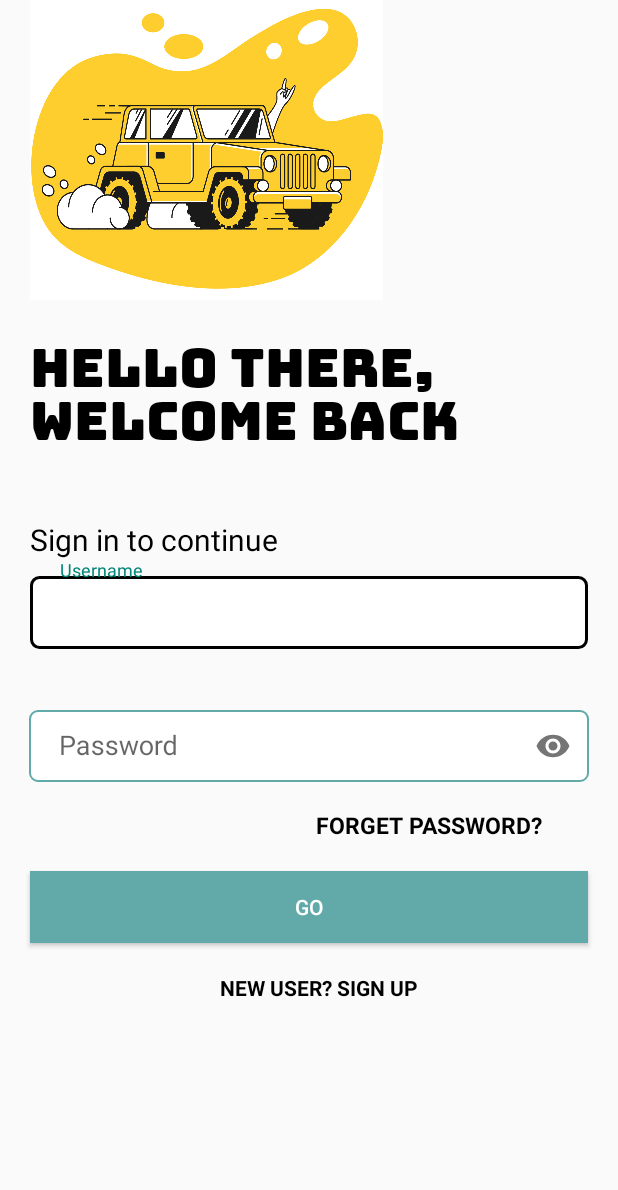
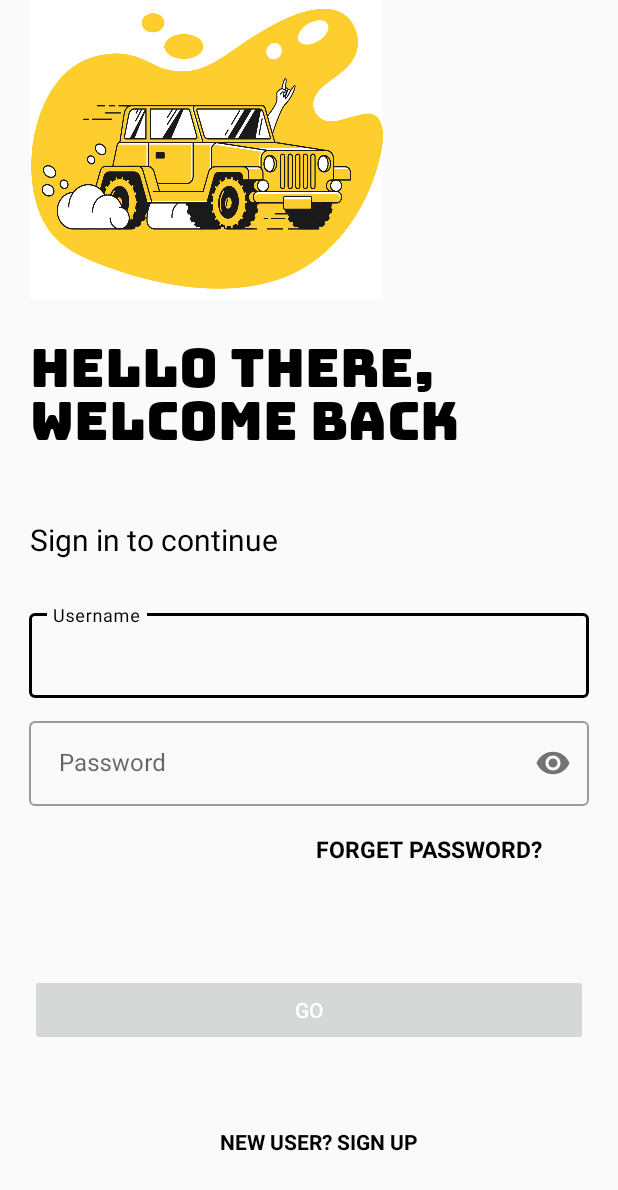
Before and after one commit to karimovArlen/fickw, an Android app: the layout activity_main.xml on its own in the app's theme, with its tools: preview values and no code run, on a phone screen of 412 x 824 dp. Shown: the top 1190 px of the screen. Run offline under Robolectric (Android 15) with nearby library versions, the phone set to English and light mode, and no system bars.

Commit message:
all changes

```diff
--- a/app/build.gradle
+++ b/app/build.gradle
@@ -35,4 +35,6 @@ dependencies {
     testImplementation 'junit:junit:4.13.2'
     androidTestImplementation 'androidx.test.ext:junit:1.1.3'
     androidTestImplementation 'androidx.test.espresso:espresso-core:3.4.0'
+    implementation 'com.github.bumptech.glide:glide:4.12.0'
+    annotationProcessor 'com.github.bumptech.glide:compiler:4.12.0'
 }
--- a/app/src/main/AndroidManifest.xml
+++ b/app/src/main/AndroidManifest.xml
@@ -1,6 +1,7 @@
 <?xml version="1.0" encoding="utf-8"?>
 <manifest xmlns:android="http://schemas.android.com/apk/res/android"
     package="com.example.lesson13mounth">
+    <uses-permission android:name="android.permission.INTERNET"/>
 
     <application
         android:allowBackup="true"
--- a/app/src/main/java/com/example/lesson13mounth/MainActivity.java
+++ b/app/src/main/java/com/example/lesson13mounth/MainActivity.java
@@ -9,7 +9,9 @@ import android.text.Editable;
 import android.text.TextWatcher;
 import android.widget.Button;
 import android.widget.EditText;
+import android.widget.ImageView;
 
+import com.bumptech.glide.Glide;
 import com.google.android.material.textfield.TextInputEditText;
 import com.google.android.material.textfield.TextInputLayout;
 
@@ -17,6 +19,7 @@ public class MainActivity extends AppCompatActivity {
 
     private Button go;
     private TextInputEditText pass_btn , user_btn;
+    private ImageView car;
 
     @Override
     protected void onCreate(Bundle savedInstanceState) {
@@ -24,7 +27,10 @@ public class MainActivity extends AppCompatActivity {
         setContentView(R.layout.activity_main);
         user_btn = findViewById(R.id.f1);
         pass_btn = findViewById(R.id.f2);
+        car = findViewById(R.id.car_img);
         go = findViewById(R.id.GO);
+
+        Glide.with(this).load("https://i.pinimg.com/474x/23/ab/a6/23aba60b66ef08174bb7455c4a8a2d2f.jpg").into(car);
 
 
         user_btn.addTextChangedListener(new TextWatcher() {
@@ -54,6 +60,7 @@ public class MainActivity extends AppCompatActivity {
 
 
         }
+
     });
     }
 }
--- a/app/src/main/res/drawable/box_for_item.xml
+++ b/app/src/main/res/drawable/box_for_item.xml
@@ -1,6 +1,6 @@
 <?xml version="1.0" encoding="utf-8"?>
 <shape xmlns:android="http://schemas.android.com/apk/res/android">
     <solid android:color="@color/teal_200"/>
-    <corners android:radius="5dp"/>
+    <corners android:radius="5sp"/>
 
 </shape>
--- a/app/src/main/res/drawable/granik.xml
+++ b/app/src/main/res/drawable/granik.xml
@@ -3,16 +3,16 @@
   <item android:state_enabled="true" android:state_focused="true">
       <shape android:shape="rectangle">
           <solid android:color="@color/white"/>
-           <corners android:radius="5dp"/>
-          <stroke android:color="@color/black" android:width="2dp"/>
+           <corners android:radius="5sp"/>
+          <stroke android:color="@color/black" android:width="2sp"/>
       </shape>
   </item>
 
     <item android:state_enabled="true">
       <shape android:shape="rectangle">
           <solid android:color="@color/white"/>
-           <corners android:radius="5dp"/>
-          <stroke android:color="@color/teal_700" android:width="1.5dp"/>
+           <corners android:radius="5sp"/>
+          <stroke android:color="@color/teal_700" android:width="1.5sp"/>
       </shape>
   </item>
 </selector>
--- a/app/src/main/res/drawable/u7tu.xml
+++ /dev/null
@@ -1,4 +0,0 @@
-<?xml version="1.0" encoding="utf-8"?>
-<selector xmlns:android="http://schemas.android.com/apk/res/android">
-
-</selector>
--- a/app/src/main/res/layout/activity_main.xml
+++ b/app/src/main/res/layout/activity_main.xml
@@ -9,9 +9,9 @@
 
     <ImageView
         android:id="@+id/car_img"
-        android:layout_width="235dp"
-        android:layout_height="200dp"
-        android:layout_marginStart="20dp"
+        android:layout_width="235sp"
+        android:layout_height="200sp"
+        android:layout_marginStart="20sp"
         android:background="@drawable/img"
         app:layout_constraintStart_toStartOf="parent"
         app:layout_constraintTop_toTopOf="parent" />
@@ -21,8 +21,7 @@
         android:id="@+id/hello_there"
         android:layout_width="wrap_content"
         android:layout_height="wrap_content"
-        android:layout_marginStart="20dp"
-
+        android:layout_marginStart="20sp"
         android:fontFamily="@font/fuck"
         android:text="HELLO THERE,
        \nWELCOME BACK"
@@ -32,11 +31,12 @@
         app:layout_constraintTop_toBottomOf="@id/car_img" />
 
     <TextView
+
         android:id="@+id/sign"
         android:layout_width="wrap_content"
         android:layout_height="wrap_content"
-        android:layout_marginTop="20dp"
-        android:paddingStart="20dp"
+        android:layout_marginTop="20sp"
+        android:paddingStart="20sp"
         android:text="Sign in to continue"
         android:textColor="@color/black"
         android:textSize="20sp"
@@ -45,21 +45,19 @@
 
     <com.google.android.material.textfield.TextInputLayout
         android:id="@+id/username"
+        style="@style/Widget.MaterialComponents.TextInputLayout.OutlinedBox"
         android:layout_width="match_parent"
         android:layout_height="wrap_content"
-        app:layout_constraintTop_toBottomOf="@id/sign"
-        >
+        android:layout_marginHorizontal="19sp"
+        android:layout_marginTop="30sp"
+        app:endIconMode="clear_text"
+        app:layout_constraintTop_toBottomOf="@id/sign">
+
         <com.google.android.material.textfield.TextInputEditText
             android:id="@+id/f1"
             android:layout_width="match_parent"
             android:layout_height="wrap_content"
-            android:background="@drawable/granik"
-            android:layout_marginHorizontal="20sp"
-            android:hint="Username"
-            android:paddingStart="20sp"
-            android:paddingVertical="12sp"
-            android:layout_marginTop="20sp"
-            android:layout_marginVertical="20sp">
+            android:hint="Username">
 
         </com.google.android.material.textfield.TextInputEditText>
 
@@ -68,6 +66,7 @@
 
     <com.google.android.material.textfield.TextInputLayout
         android:id="@+id/dop"
+        style="@style/Widget.MaterialComponents.TextInputLayout.OutlinedBox"
         android:layout_width="match_parent"
         android:layout_height="wrap_content"
         android:layout_marginHorizontal="19sp"
@@ -78,12 +77,10 @@
         <com.google.android.material.textfield.TextInputEditText
             android:id="@+id/f2"
             android:layout_width="match_parent"
+            android:layout_height="wrap_content"
+            android:hint="Password"
             android:inputType="textPassword"
-            android:layout_height="wrap_content"
-            android:paddingStart="20sp"
-            android:background="@drawable/granik"
-            android:hint="Password"
-             />
+            android:paddingStart="20sp" />
 
 
     </com.google.android.material.textfield.TextInputLayout>
@@ -93,8 +90,8 @@
         android:id="@+id/forget_password"
         android:layout_width="wrap_content"
         android:layout_height="wrap_content"
-        android:paddingTop="18dp"
-        android:paddingEnd="50dp"
+        android:paddingTop="18sp"
+        android:paddingEnd="50sp"
         android:text="FORGET PASSWORD?"
         android:textColor="@color/black"
         android:textSize="15sp"
@@ -106,22 +103,26 @@
         android:id="@+id/GO"
         android:layout_width="match_parent"
         android:layout_height="wrap_content"
-        android:layout_marginHorizontal="20dp"
-        android:layout_marginTop="20dp"
-        android:background="@color/teal_700"
+        android:layout_marginHorizontal="20sp"
+        android:layout_marginVertical="80sp"
+        android:layout_marginTop="20sp"
+        android:enabled="false"
         android:text="GO"
+        android:textColor="@color/white"
+        app:layout_constraintBottom_toBottomOf="@id/helo"
         app:layout_constraintStart_toStartOf="parent"
-        android:textColor="@color/white"
         app:layout_constraintTop_toBottomOf="@id/forget_password" />
 
     <TextView
+        android:id="@+id/helo"
         android:layout_width="wrap_content"
         android:layout_height="wrap_content"
-        android:layout_marginHorizontal="133dp"
-        android:layout_marginVertical="20dp"
+        android:layout_marginHorizontal="133sp"
+        android:layout_marginVertical="20sp"
         android:text="NEW USER? SIGN UP"
         android:textColor="@color/black"
         android:textStyle="bold"
+        app:layout_constraintBottom_toBottomOf="parent"
         app:layout_constraintEnd_toEndOf="parent"
         app:layout_constraintTop_toBottomOf="@id/GO" />
 
--- a/app/src/main/res/values/colors.xml
+++ b/app/src/main/res/values/colors.xml
@@ -4,7 +4,9 @@
     <color name="purple_500">#FF6200EE</color>
     <color name="purple_700">#FF3700B3</color>
     <color name="teal_200">#FF03DAC5</color>
-    <color name="teal_700">#61AAA9</color>
+    <color name="teal_700">#8c8c8c</color>
     <color name="black">#FF000000</color>
     <color name="white">#FFFFFFFF</color>
+    <color name="white_dark">#421717</color>
+
 </resources>
--- a/app/src/main/res/values/themes.xml
+++ b/app/src/main/res/values/themes.xml
@@ -2,12 +2,12 @@
     <!-- Base application theme. -->
     <style name="Theme.Lesson13Mounth" parent="Theme.MaterialComponents.DayNight.NoActionBar.Bridge">
         <!-- Primary brand color. -->
-        <item name="colorPrimary">@color/purple_500</item>
+        <item name="colorPrimary">@color/black</item>
         <item name="colorPrimaryVariant">@color/white</item>
         <item name="colorOnPrimary">@color/white</item>
         <!-- Secondary brand color. -->
         <item name="colorSecondary">@color/teal_200</item>
-        <item name="colorSecondaryVariant">@color/teal_700</item>
+        <item name="colorSecondaryVariant">@color/black</item>
         <item name="colorOnSecondary">@color/black</item>
         <!-- Status bar color. -->
         <item name="android:statusBarColor" tools:targetApi="l">?attr/colorPrimaryVariant</item>
```
